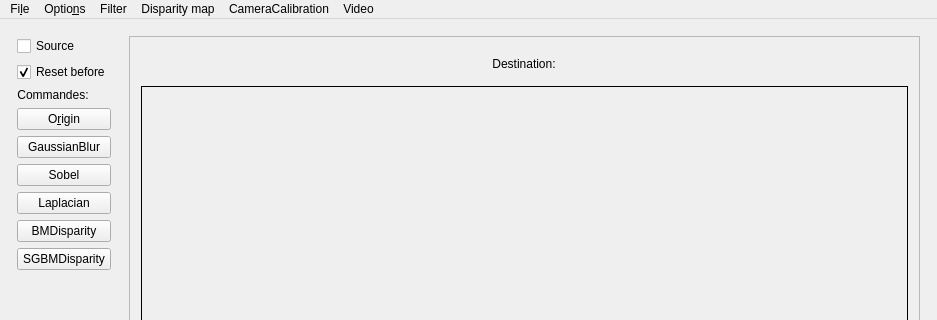
This is mainwindow.ui in m21-cerutti/ProjetTech2019_Robot as Qt 5 draws it before an edit; both pictures show x 0 to 937 and y 0 to 320 of the 937 by 621 pixel window. The edited form follows.
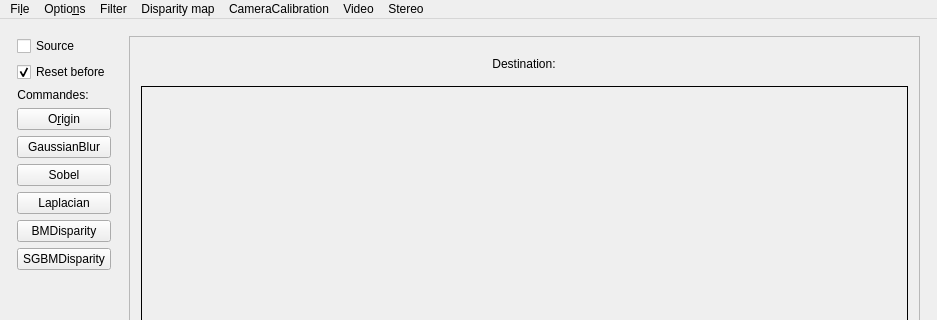
This is the edited form.

Commit message:
StereoCalibration + depthmap finit pour rapport
Faire test performance
Capture écran interface
Améliorer vidéo analyser
Commentaires
Améliorer visualisation depthmap
Rapport

```diff
--- a/mainwindow.ui
+++ b/mainwindow.ui
@@ -363,7 +363,15 @@
     </property>
     <addaction name="actionOpen_video"/>
     <addaction name="actionChessboard_debug"/>
-    <addaction name="actionStereoVideo"/>
+    <addaction name="actionExtractImages"/>
+    <addaction name="actionStereoCalibration"/>
+   </widget>
+   <widget class="QMenu" name="menuStereo">
+    <property name="title">
+     <string>Stereo</string>
+    </property>
+    <addaction name="actionDepthMap"/>
+    <addaction name="actionBM"/>
    </widget>
    <addaction name="menuFile"/>
    <addaction name="menuOptions"/>
@@ -371,6 +379,7 @@
    <addaction name="menuDisparity_map"/>
    <addaction name="menuCameraCalibration"/>
    <addaction name="menuVideo"/>
+   <addaction name="menuStereo"/>
   </widget>
   <widget class="QStatusBar" name="statusbar"/>
   <action name="actionOpen">
```
Left out of the diff: 33 changed lines with no effect on the pictures. The commit also changes 27 other files.
